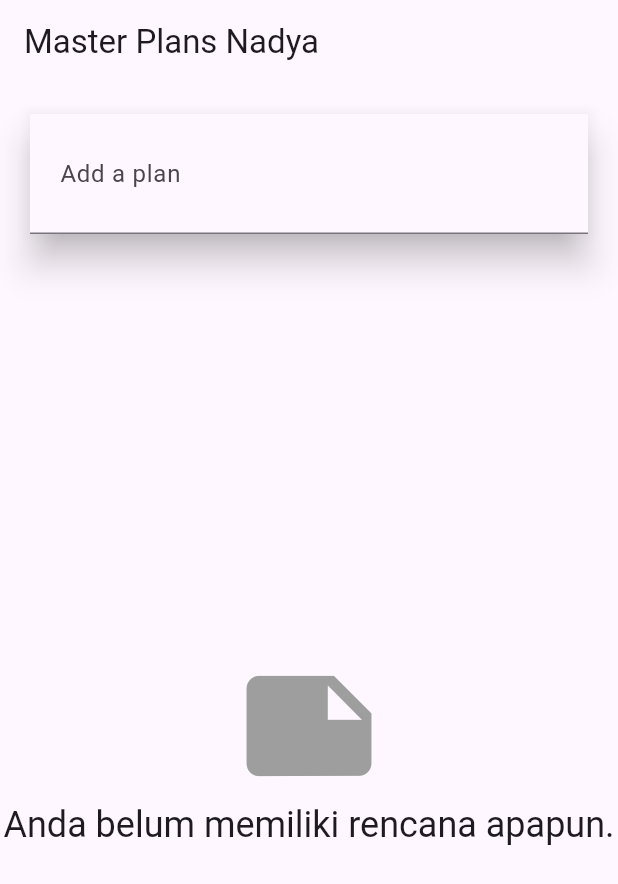
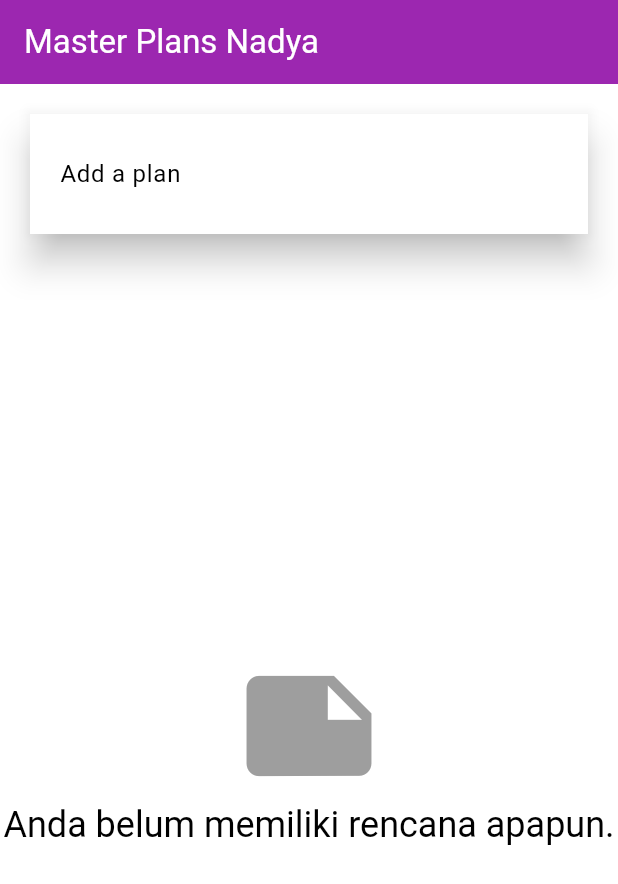
Before and after one commit to hapsariputri14/pemograman-mobile, a Flutter app: the screen it shows after launch, on a phone screen of 412 x 824 dp. Shown: the top 884 px of the screen. Run offline on Flutter 3.47's test engine with Material 3 defaults, Android fonts, the light colour scheme and no system bars; our stand-ins replace auto_size_text, camera, flutter_tts, go_router; missing offline and left inert: google_mlkit_text_recognition.

Commit message:
Mengubah warna di main.dart

```diff
--- a/minggu_10/master_plan/lib/main.dart
+++ b/minggu_10/master_plan/lib/main.dart
@@ -14,7 +14,17 @@ class MasterPlanApp extends StatelessWidget {
       notifier: ValueNotifier<List<Plan>>(const []),
       child: MaterialApp(
         title: 'State management app',
-        theme: ThemeData(primarySwatch: Colors.purple),
+        theme: ThemeData(
+          primarySwatch: Colors.purple,
+          scaffoldBackgroundColor: Colors.white,
+          appBarTheme: const AppBarTheme(
+            backgroundColor: Colors.purple,
+            foregroundColor: Colors.white,
+          ),
+          colorScheme: ColorScheme.fromSwatch(
+            primarySwatch: Colors.purple,
+          ).copyWith(surface: Colors.white),
+        ),
         home: const PlanCreatorScreen(),
       ),
     );
```
